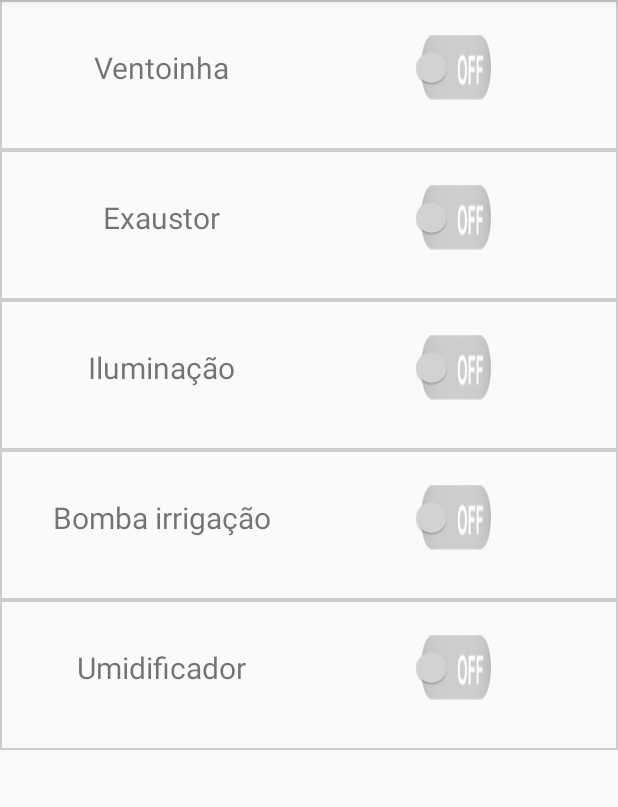
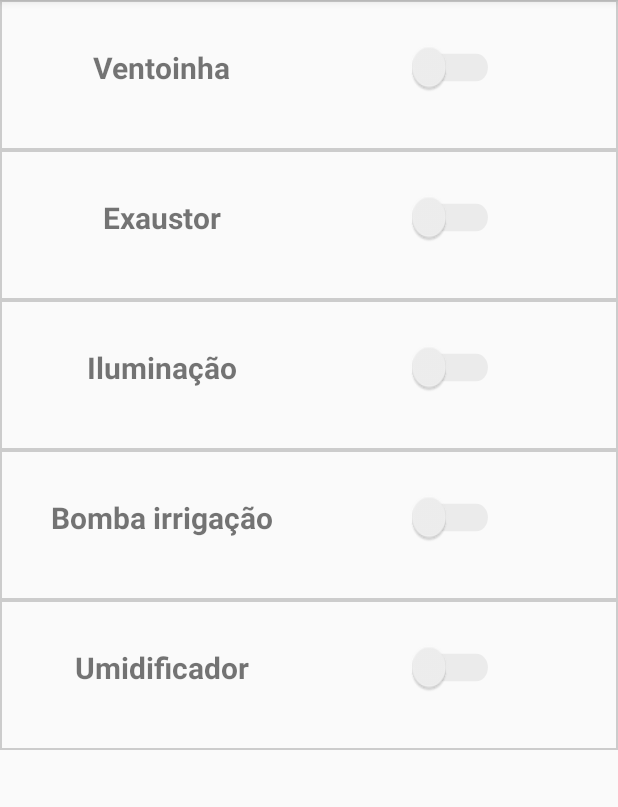
Before and after one commit to FelipeSetembrino/SmartGreenHouse, an Android app: the ActivityGreenhouseTester screen opened directly, with no data from a screen before it, on a phone screen of 412 x 824 dp, the part 84-891 px from its top. Run offline under Robolectric (Android 15) with nearby library versions, the phone set to English and light mode, and no system bars.

```diff
--- a/app/src/main/res/drawable/custom_switch.xml
+++ b/app/src/main/res/drawable/custom_switch.xml
@@ -1,5 +1,10 @@
 <?xml version="1.0" encoding="utf-8"?>
 <selector xmlns:android="http://schemas.android.com/apk/res/android">
+    <item android:state_checked="true" android:color="@color/colorPatternWrite"/>
+
+    <!--<item android:state_checked="false" android:drawable="@drawable/switchoff"/>-->
+    <!--
     <item android:state_checked="true" android:drawable="@drawable/switchon"/>
     <item android:state_checked="false" android:drawable="@drawable/switchoff"/>
+    -->
 </selector>
--- a/app/src/main/res/layout/activity_greenhouse_tester_item.xml
+++ b/app/src/main/res/layout/activity_greenhouse_tester_item.xml
@@ -16,6 +16,7 @@
             android:layout_width="wrap_content"
             android:layout_height="wrap_content"
             android:layout_centerInParent="true"
+            android:textStyle="bold"
             android:textSize="20dp" />
 
     </RelativeLayout>
@@ -31,8 +32,9 @@
             android:layout_height="wrap_content"
             android:layout_centerInParent="true"
             android:switchMinWidth="60dp"
-            android:thumbTint="@color/colorPatternGreen"
-            android:track="@drawable/custom_switch"
+            android:scaleX="1.1"
+            android:scaleY="1.3"
+            android:theme="@style/SwitchTheme"
             />
 
     </RelativeLayout>
--- a/app/src/main/res/values/colors.xml
+++ b/app/src/main/res/values/colors.xml
@@ -3,4 +3,7 @@
     <color name="colorPrimary">#3F51B5</color>
     <color name="colorPrimaryDark">#303F9F</color>
     <color name="colorAccent">#FF4081</color>
+    <color name="colorPatternGreen">#00b409</color>
+    <color name="colorPatternWrite">#ffffff</color>
+    <color name="colorPatternGrey">#98a697</color>
 </resources>
--- a/app/src/main/res/values/styles.xml
+++ b/app/src/main/res/values/styles.xml
@@ -8,4 +8,16 @@
         <item name="colorAccent">@color/colorAccent</item>
     </style>
 
+    <!-- Theme for Switch Widget -->
+    <style name="SwitchTheme">
+        <!-- active thumb & track color (30% transparency) -->
+        <item name="colorControlActivated">@color/colorPatternGreen</item>
+
+        <!-- inactive thumb color -->
+        <item name="colorSwitchThumbNormal">@color/colorPatternGreen</item>
+
+        <!-- inactive track color (30% transparency) -->
+        <item name="android:colorForeground">#42221f1f</item>
+    </style>
+
 </resources>
```
